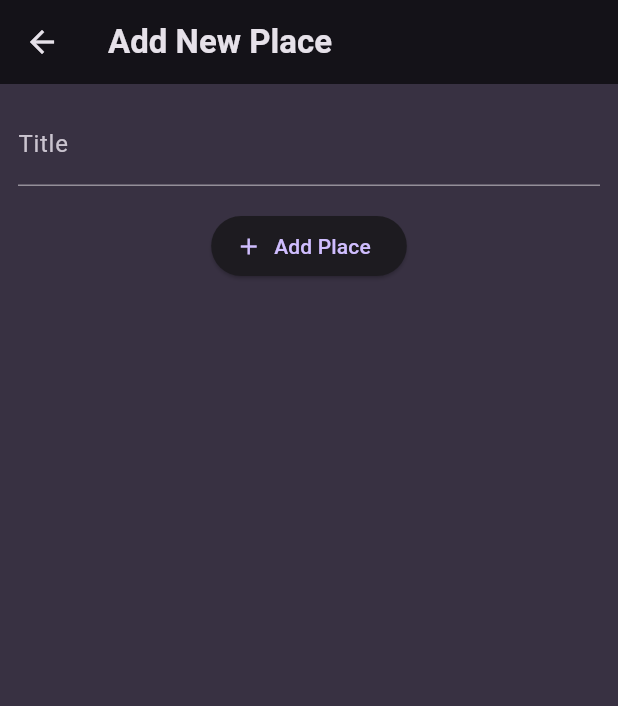
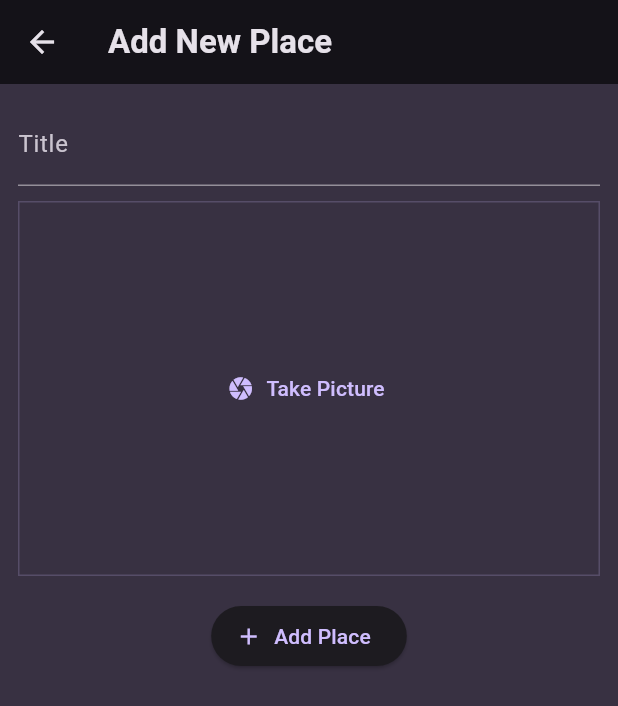
Before and after one commit to oandeliz/favoriteplaces, a Flutter app: the screen it shows after launch, after a tap on the "add" icon, on a phone screen of 412 x 824 dp. Shown: the top 706 px of the screen. Run offline on Flutter 3.47's test engine with Material 3 defaults, Android fonts, the phone set to English and light mode, and no system bars; our stand-ins replace flutter_riverpod, google_fonts, image_picker.

Commit message:
added camera fiture

```diff
--- a/lib/models/places.dart
+++ b/lib/models/place.dart
@@ -1,9 +1,12 @@
+import 'dart:io';
+
 import 'package:uuid/uuid.dart';
 
 const uuid = Uuid();
 
 class Place {
-  Place({required this.title}) : id = uuid.v4();
+  Place({required this.title, required this.image}) : id = uuid.v4();
   final String id;
   final String title;
+  final File image;
 }
--- a/lib/screens/add_place.dart
+++ b/lib/screens/add_place.dart
@@ -1,6 +1,8 @@
 import 'package:favorite_places/Providers/user_places.dart';
+import 'package:favorite_places/widgets/image_inoput.dart';
 import 'package:flutter/material.dart';
 import 'package:flutter_riverpod/flutter_riverpod.dart';
+import 'dart:io';
 
 class AddPlaceScreen extends ConsumerStatefulWidget {
   const AddPlaceScreen({super.key});
@@ -13,15 +15,16 @@ class AddPlaceScreen extends ConsumerStatefulWidget {
 
 class _AddPlaceScreenState extends ConsumerState<AddPlaceScreen> {
   final _titleController = TextEditingController();
+  File? _selectedImage;
 
   void _savePlace() {
     final enteredTitle = _titleController.text;
 
-        if (enteredTitle.isEmpty) {
+        if (enteredTitle.isEmpty || _selectedImage == null) {
           return;
         }
 
-    ref.read(userPlacesProvider.notifier).addPlace(enteredTitle);
+    ref.read(userPlacesProvider.notifier).addPlace(enteredTitle, _selectedImage!);
 
         Navigator.of(context).pop();
   }
@@ -47,6 +50,11 @@ class _AddPlaceScreenState extends ConsumerState<AddPlaceScreen> {
            style: TextStyle(
                color: Theme.of(context).colorScheme.onBackground),
          ),
+         const SizedBox(height: 10,),
+         //image imput
+         ImageInput(onPickImage: (image) {
+           _selectedImage = image;
+         },),
          const SizedBox(height: 16,),
          ElevatedButton.icon(
            onPressed: _savePlace,
--- a/lib/screens/places.dart
+++ b/lib/screens/places.dart
@@ -25,7 +25,10 @@ class PlacesScreen extends ConsumerWidget {
           )
         ],
       ),
-      body: PlacesList(places: userPlaces,),
+      body: Padding(
+      padding: const EdgeInsets.all(8.0),
+      child: PlacesList(places: userPlaces,),
+    )
     );
   }
 }
--- /dev/null
+++ b/lib/widgets/image_inoput.dart
@@ -0,0 +1,68 @@
+import 'dart:io';
+import 'package:flutter/material.dart';
+import 'package:image_picker/image_picker.dart';
+
+class ImageInput extends StatefulWidget {
+  const ImageInput({super.key, required this.onPickImage });
+
+  final void Function(File) onPickImage;
+
+  @override
+  State<StatefulWidget> createState() {
+    return _ImageInputState();
+  }
+}
+
+class _ImageInputState extends State<ImageInput> {
+  File? _selectedImage;
+  void _takePicture() async {
+    final imagePicker = ImagePicker();
+   final pickedImage =
+   await imagePicker.pickImage(source: ImageSource.camera, maxWidth: 600);
+
+   if (pickedImage == null) {
+     return;
+   }
+
+   setState(() {
+     _selectedImage = File(pickedImage.path);
+   });
+
+   widget.onPickImage(_selectedImage!);
+  }
+
+  @override
+  Widget build(BuildContext context) {
+    Widget content = TextButton.icon(
+      onPressed: _takePicture,
+      icon: const Icon(Icons.camera),
+      label: const Text('Take Picture'),
+    );
+
+    if(_selectedImage != null) {
+      content = GestureDetector(
+        onTap: _takePicture,
+          child: Image.file(_selectedImage!,
+        fit: BoxFit.cover,
+        width: double.infinity,
+        height: double.infinity,
+      ),
+      );
+    }
+
+    return Container(
+      decoration: BoxDecoration(
+          border: Border.all(width: 1,
+              color: Theme
+                  .of(context)
+                  .colorScheme
+                  .primary
+                  .withOpacity(0.2))
+      ),
+      height: 250,
+      width: double.infinity,
+      alignment: Alignment.center,
+      child: content,
+    );
+  }
+}
--- a/lib/widgets/places_list.dart
+++ b/lib/widgets/places_list.dart
@@ -1,6 +1,6 @@
 import 'package:favorite_places/screens/place_detail.dart';
 import 'package:flutter/material.dart';
-import 'package:favorite_places/models/places.dart';
+import 'package:favorite_places/models/place.dart';
 
 class PlacesList extends StatelessWidget {
   const PlacesList({super.key, required this.places});
@@ -18,6 +18,10 @@ class PlacesList extends StatelessWidget {
     }
     return ListView.builder(itemCount:
     places.length, itemBuilder: (ctx, index) => ListTile(
+      leading: CircleAvatar(
+        radius: 26,
+        backgroundImage: FileImage(places[index].image),
+      ),
       title: Text(places[index].title,
         style: Theme.of(context).textTheme.titleMedium!.copyWith(
           color: Theme.of(context).colorScheme.onBackground),
--- a/pubspec.yaml
+++ b/pubspec.yaml
@@ -38,6 +38,7 @@ dependencies:
   google_fonts: ^6.2.0
   uuid: ^4.3.3
   flutter_riverpod: ^2.5.1
+  image_picker: ^1.0.7
 
 dev_dependencies:
   flutter_test:
```
Also changed, not shown: lib/Providers/user_places.dart (+8 -5 lines), lib/screens/place_detail.dart (+10 -6 lines), pubspec.lock, 5 other files.
